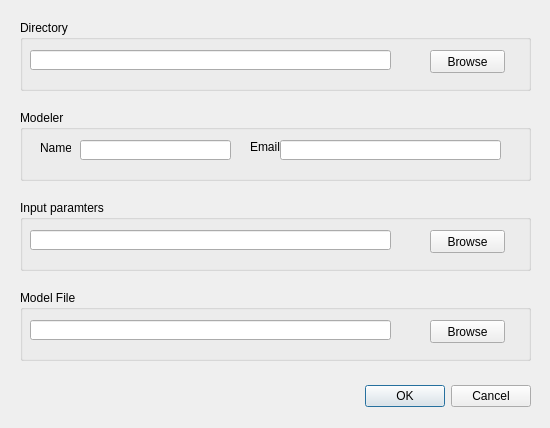
First picture: the form in FALLOW/gui/qtdesigners/newproject.ui, repository uttu90/NewFALLOW, before the edit.
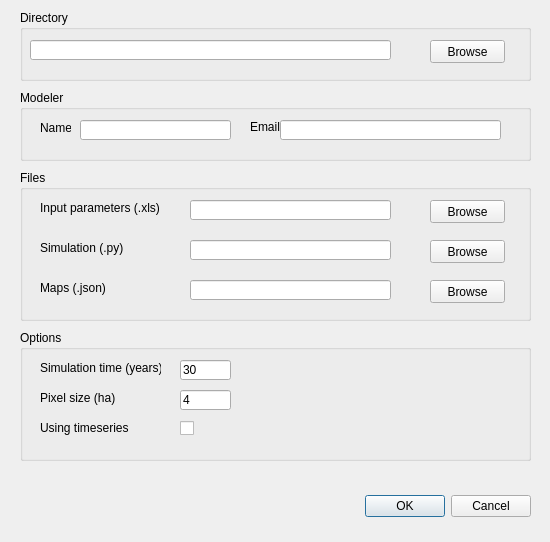
Second picture: the form after the edit.

Diff of the .ui file:
```diff
--- a/FALLOW/gui/qtdesigners/newproject.ui
+++ b/FALLOW/gui/qtdesigners/newproject.ui
@@ -7,7 +7,7 @@
     <x>0</x>
     <y>0</y>
     <width>550</width>
-    <height>428</height>
+    <height>542</height>
    </rect>
   </property>
   <property name="windowTitle">
@@ -17,7 +17,7 @@
    <property name="geometry">
     <rect>
      <x>190</x>
-     <y>380</y>
+     <y>490</y>
      <width>341</width>
      <height>32</height>
     </rect>
@@ -33,7 +33,7 @@
    <property name="geometry">
     <rect>
      <x>20</x>
-     <y>20</y>
+     <y>10</y>
      <width>511</width>
      <height>71</height>
     </rect>
@@ -69,7 +69,7 @@
    <property name="geometry">
     <rect>
      <x>20</x>
-     <y>110</y>
+     <y>90</y>
      <width>511</width>
      <height>71</height>
     </rect>
@@ -128,20 +128,20 @@
    <property name="geometry">
     <rect>
      <x>20</x>
-     <y>200</y>
+     <y>170</y>
      <width>511</width>
-     <height>71</height>
+     <height>151</height>
     </rect>
    </property>
    <property name="title">
-    <string>Input paramters</string>
+    <string>Files</string>
    </property>
    <widget class="QLineEdit" name="lineinputpara">
     <property name="geometry">
      <rect>
-      <x>10</x>
+      <x>170</x>
       <y>30</y>
-      <width>361</width>
+      <width>201</width>
       <height>20</height>
      </rect>
     </property>
@@ -159,25 +159,12 @@
      <string>Browse</string>
     </property>
    </widget>
-  </widget>
-  <widget class="QGroupBox" name="groupBox_2">
-   <property name="geometry">
-    <rect>
-     <x>20</x>
-     <y>290</y>
-     <width>511</width>
-     <height>71</height>
-    </rect>
-   </property>
-   <property name="title">
-    <string>Model File</string>
-   </property>
    <widget class="QLineEdit" name="linemodelfile">
     <property name="geometry">
      <rect>
-      <x>10</x>
-      <y>30</y>
-      <width>361</width>
+      <x>170</x>
+      <y>70</y>
+      <width>201</width>
       <height>20</height>
      </rect>
     </property>
@@ -186,7 +173,69 @@
     <property name="geometry">
      <rect>
       <x>410</x>
+      <y>70</y>
+      <width>75</width>
+      <height>23</height>
+     </rect>
+    </property>
+    <property name="text">
+     <string>Browse</string>
+    </property>
+   </widget>
+   <widget class="QLabel" name="label_6">
+    <property name="geometry">
+     <rect>
+      <x>20</x>
       <y>30</y>
+      <width>141</width>
+      <height>16</height>
+     </rect>
+    </property>
+    <property name="text">
+     <string>Input parameters (.xls)</string>
+    </property>
+   </widget>
+   <widget class="QLabel" name="label_7">
+    <property name="geometry">
+     <rect>
+      <x>20</x>
+      <y>70</y>
+      <width>141</width>
+      <height>16</height>
+     </rect>
+    </property>
+    <property name="text">
+     <string>Simulation (.py)</string>
+    </property>
+   </widget>
+   <widget class="QLabel" name="label_8">
+    <property name="geometry">
+     <rect>
+      <x>20</x>
+      <y>110</y>
+      <width>141</width>
+      <height>16</height>
+     </rect>
+    </property>
+    <property name="text">
+     <string>Maps (.json)</string>
+    </property>
+   </widget>
+   <widget class="QLineEdit" name="linemapfile">
+    <property name="geometry">
+     <rect>
+      <x>170</x>
+      <y>110</y>
+      <width>201</width>
+      <height>20</height>
+     </rect>
+    </property>
+   </widget>
+   <widget class="QPushButton" name="btnmapfile">
+    <property name="geometry">
+     <rect>
+      <x>410</x>
+      <y>110</y>
       <width>75</width>
       <height>23</height>
      </rect>
@@ -196,6 +245,97 @@
     </property>
    </widget>
   </widget>
+  <widget class="QGroupBox" name="groupBox_3">
+   <property name="geometry">
+    <rect>
+     <x>20</x>
+     <y>330</y>
+     <width>511</width>
+     <height>131</height>
+    </rect>
+   </property>
+   <property name="title">
+    <string>Options</string>
+   </property>
+   <widget class="QLabel" name="label_3">
+    <property name="geometry">
+     <rect>
+      <x>20</x>
+      <y>30</y>
+      <width>121</width>
+      <height>16</height>
+     </rect>
+    </property>
+    <property name="text">
+     <string>Simulation time (years)</string>
+    </property>
+   </widget>
+   <widget class="QLineEdit" name="linetime">
+    <property name="geometry">
+     <rect>
+      <x>160</x>
+      <y>30</y>
+      <width>51</width>
+      <height>20</height>
+     </rect>
+    </property>
+    <property name="text">
+     <string>30</string>
+    </property>
+   </widget>
+   <widget class="QLabel" name="label_4">
+    <property name="geometry">
+     <rect>
+      <x>20</x>
+      <y>60</y>
+      <width>121</width>
+      <height>16</height>
+     </rect>
+    </property>
+    <property name="text">
+     <string>Pixel size (ha)</string>
+    </property>
+   </widget>
+   <widget class="QLineEdit" name="linepixelsize">
+    <property name="geometry">
+     <rect>
+      <x>160</x>
+      <y>60</y>
+      <width>51</width>
+      <height>20</height>
+     </rect>
+    </property>
+    <property name="text">
+     <string>4</string>
+    </property>
+   </widget>
+   <widget class="QLabel" name="label_5">
+    <property name="geometry">
+     <rect>
+      <x>20</x>
+      <y>90</y>
+      <width>121</width>
+      <height>16</height>
+     </rect>
+    </property>
+    <property name="text">
+     <string>Using timeseries</string>
+    </property>
+   </widget>
+   <widget class="QCheckBox" name="checkBox">
+    <property name="geometry">
+     <rect>
+      <x>160</x>
+      <y>90</y>
+      <width>70</width>
+      <height>17</height>
+     </rect>
+    </property>
+    <property name="text">
+     <string/>
+    </property>
+   </widget>
+  </widget>
  </widget>
  <resources/>
  <connections>
```
